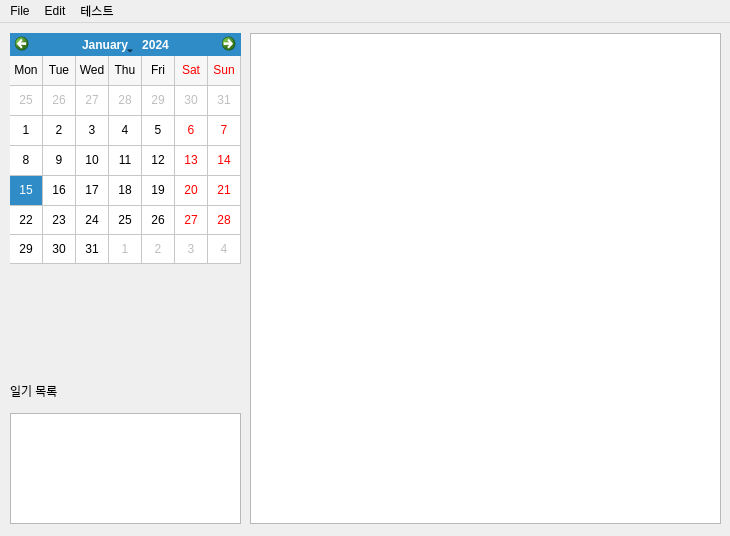
First picture: the form in qt/mainwindow.ui, repository chwnam/lifemotif-desktop, before the edit.
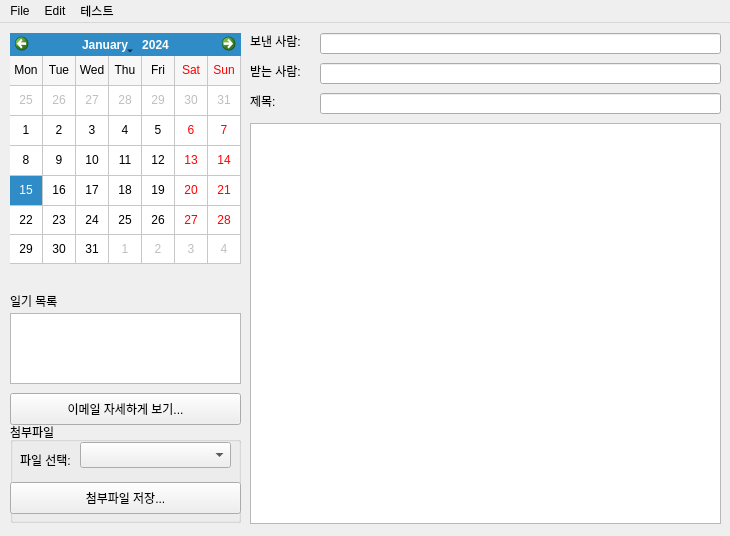
Second picture: the form after the edit.

```diff
--- a/qt/mainwindow.ui
+++ b/qt/mainwindow.ui
@@ -18,9 +18,9 @@
     <property name="geometry">
      <rect>
       <x>250</x>
-      <y>10</y>
+      <y>100</y>
       <width>471</width>
-      <height>491</height>
+      <height>401</height>
      </rect>
     </property>
     <property name="readOnly">
@@ -47,9 +47,9 @@
     <property name="geometry">
      <rect>
       <x>10</x>
-      <y>390</y>
+      <y>290</y>
       <width>231</width>
-      <height>111</height>
+      <height>71</height>
      </rect>
     </property>
    </widget>
@@ -57,7 +57,7 @@
     <property name="geometry">
      <rect>
       <x>10</x>
-      <y>360</y>
+      <y>270</y>
       <width>62</width>
       <height>16</height>
      </rect>
@@ -66,6 +66,137 @@
      <string>일기 목록</string>
     </property>
    </widget>
+   <widget class="QLabel" name="fromLabel">
+    <property name="geometry">
+     <rect>
+      <x>250</x>
+      <y>10</y>
+      <width>62</width>
+      <height>16</height>
+     </rect>
+    </property>
+    <property name="text">
+     <string>보낸 사람: </string>
+    </property>
+   </widget>
+   <widget class="QLabel" name="toLabel">
+    <property name="geometry">
+     <rect>
+      <x>250</x>
+      <y>40</y>
+      <width>62</width>
+      <height>16</height>
+     </rect>
+    </property>
+    <property name="text">
+     <string>받는 사람: </string>
+    </property>
+   </widget>
+   <widget class="QLabel" name="subjectLabel">
+    <property name="geometry">
+     <rect>
+      <x>250</x>
+      <y>70</y>
+      <width>62</width>
+      <height>16</height>
+     </rect>
+    </property>
+    <property name="text">
+     <string>제목:</string>
+    </property>
+   </widget>
+   <widget class="QLineEdit" name="fromEdit">
+    <property name="geometry">
+     <rect>
+      <x>320</x>
+      <y>10</y>
+      <width>401</width>
+      <height>21</height>
+     </rect>
+    </property>
+   </widget>
+   <widget class="QLineEdit" name="toEdit">
+    <property name="geometry">
+     <rect>
+      <x>320</x>
+      <y>40</y>
+      <width>401</width>
+      <height>21</height>
+     </rect>
+    </property>
+   </widget>
+   <widget class="QLineEdit" name="subjectEdit">
+    <property name="geometry">
+     <rect>
+      <x>320</x>
+      <y>70</y>
+      <width>401</width>
+      <height>21</height>
+     </rect>
+    </property>
+   </widget>
+   <widget class="QPushButton" name="propertyButton">
+    <property name="geometry">
+     <rect>
+      <x>10</x>
+      <y>370</y>
+      <width>231</width>
+      <height>32</height>
+     </rect>
+    </property>
+    <property name="text">
+     <string>이메일 자세하게 보기...</string>
+    </property>
+   </widget>
+   <widget class="QGroupBox" name="attatchmentGroupBox">
+    <property name="geometry">
+     <rect>
+      <x>10</x>
+      <y>399</y>
+      <width>231</width>
+      <height>101</height>
+     </rect>
+    </property>
+    <property name="title">
+     <string>첨부파일</string>
+    </property>
+    <widget class="QLabel" name="attatchmentLabel">
+     <property name="geometry">
+      <rect>
+       <x>10</x>
+       <y>30</y>
+       <width>62</width>
+       <height>16</height>
+      </rect>
+     </property>
+     <property name="text">
+      <string>파일 선택:</string>
+     </property>
+    </widget>
+    <widget class="QComboBox" name="attatchmentComboBox">
+     <property name="geometry">
+      <rect>
+       <x>70</x>
+       <y>20</y>
+       <width>151</width>
+       <height>26</height>
+      </rect>
+     </property>
+    </widget>
+    <widget class="QPushButton" name="attatchmentSaveAsButton">
+     <property name="geometry">
+      <rect>
+       <x>0</x>
+       <y>60</y>
+       <width>231</width>
+       <height>32</height>
+      </rect>
+     </property>
+     <property name="text">
+      <string>첨부파일 저장...</string>
+     </property>
+    </widget>
+   </widget>
   </widget>
   <widget class="QMenuBar" name="menuBar">
    <property name="geometry">
```
